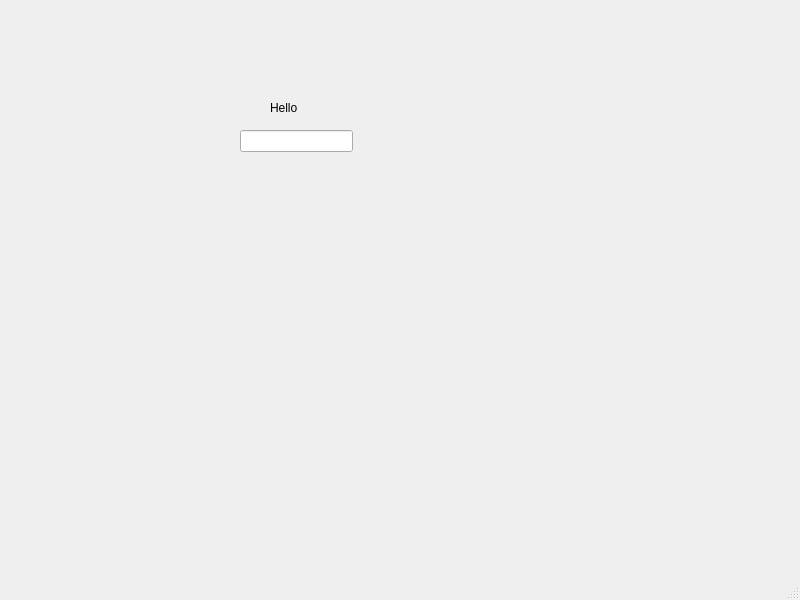
This is mygui.ui in Zakjer/CarFinder as Qt 5 draws it before an edit. The edited form follows.
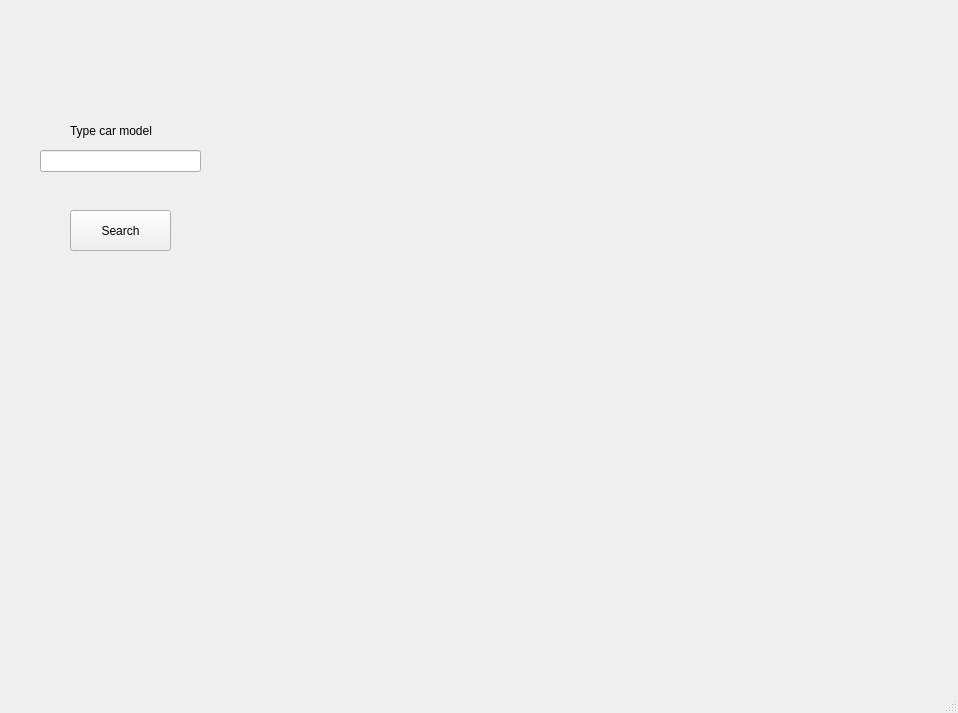
This is the edited form.

Commit message: GUI takes input from backend

What changed in the file:
```diff
--- a/mygui.ui
+++ b/mygui.ui
@@ -6,8 +6,8 @@
    <rect>
     <x>0</x>
     <y>0</y>
-    <width>800</width>
-    <height>600</height>
+    <width>958</width>
+    <height>713</height>
    </rect>
   </property>
   <property name="windowTitle">
@@ -17,9 +17,9 @@
    <widget class="QLineEdit" name="lineEdit">
     <property name="geometry">
      <rect>
-      <x>240</x>
-      <y>130</y>
-      <width>113</width>
+      <x>40</x>
+      <y>150</y>
+      <width>161</width>
       <height>22</height>
      </rect>
     </property>
@@ -27,14 +27,27 @@
    <widget class="QLabel" name="label">
     <property name="geometry">
      <rect>
-      <x>270</x>
-      <y>100</y>
-      <width>55</width>
-      <height>16</height>
+      <x>70</x>
+      <y>120</y>
+      <width>141</width>
+      <height>21</height>
      </rect>
     </property>
     <property name="text">
-     <string>Hello</string>
+     <string>Type car model</string>
+    </property>
+   </widget>
+   <widget class="QPushButton" name="search">
+    <property name="geometry">
+     <rect>
+      <x>70</x>
+      <y>210</y>
+      <width>101</width>
+      <height>41</height>
+     </rect>
+    </property>
+    <property name="text">
+     <string>Search</string>
     </property>
    </widget>
   </widget>
```
Left out of the diff: 2 changed lines with no effect on the pictures. The commit also changes 4 other files.
